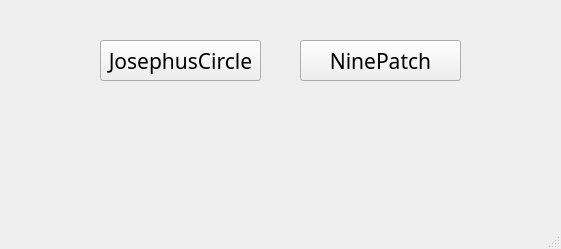
This is UI/main.ui in mojerro/QtLearn as Qt 5 draws it before an edit. The edited form follows.
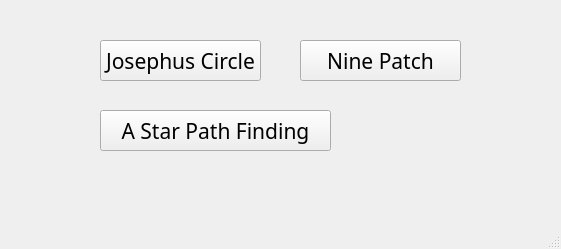
This is the edited form. Icons and pictures are not drawn.

The edit to the form file:
```diff
--- a/UI/main.ui
+++ b/UI/main.ui
@@ -40,7 +40,7 @@
      </font>
     </property>
     <property name="text">
-     <string>NinePatch</string>
+     <string>Nine Patch</string>
     </property>
    </widget>
    <widget class="QPushButton" name="JosephusCircleButton">
@@ -59,7 +59,26 @@
      </font>
     </property>
     <property name="text">
-     <string>JosephusCircle</string>
+     <string>Josephus Circle</string>
+    </property>
+   </widget>
+   <widget class="QPushButton" name="AStarButton">
+    <property name="geometry">
+     <rect>
+      <x>100</x>
+      <y>110</y>
+      <width>231</width>
+      <height>41</height>
+     </rect>
+    </property>
+    <property name="font">
+     <font>
+      <family>等线 Light</family>
+      <pointsize>16</pointsize>
+     </font>
+    </property>
+    <property name="text">
+     <string>A Star Path Finding</string>
     </property>
    </widget>
   </widget>
```
